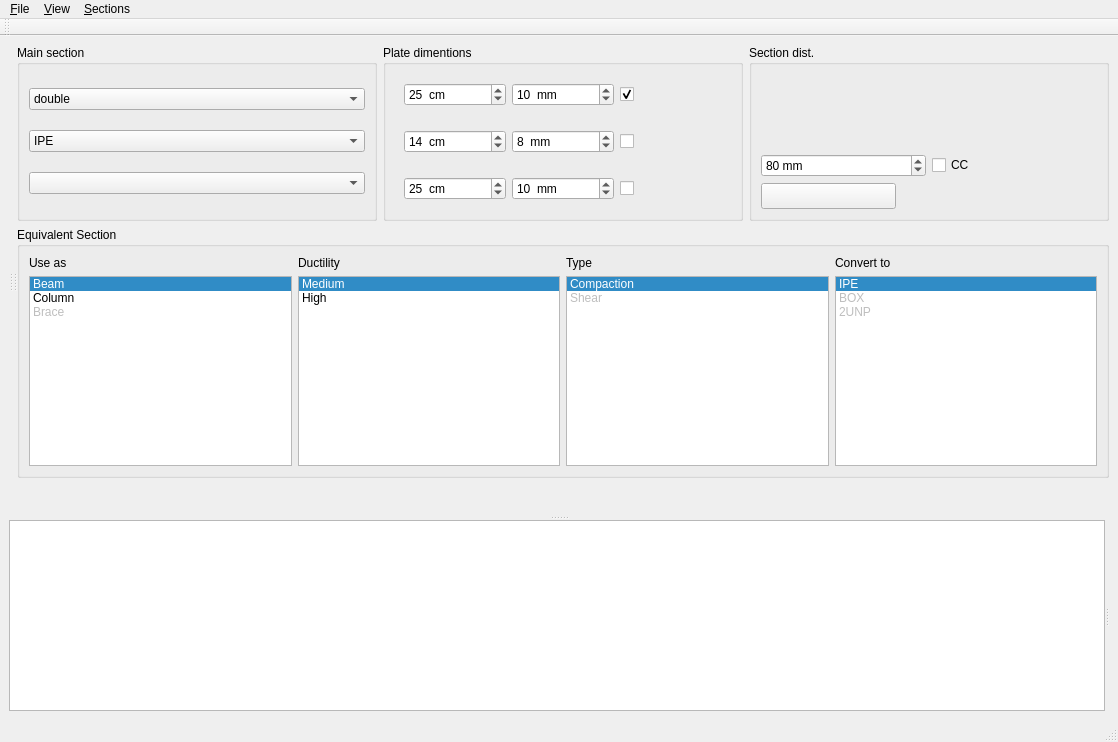
First picture: the form in applications/section/mainwindow.ui, repository ebrahimraeyat/civilTools, before the edit.
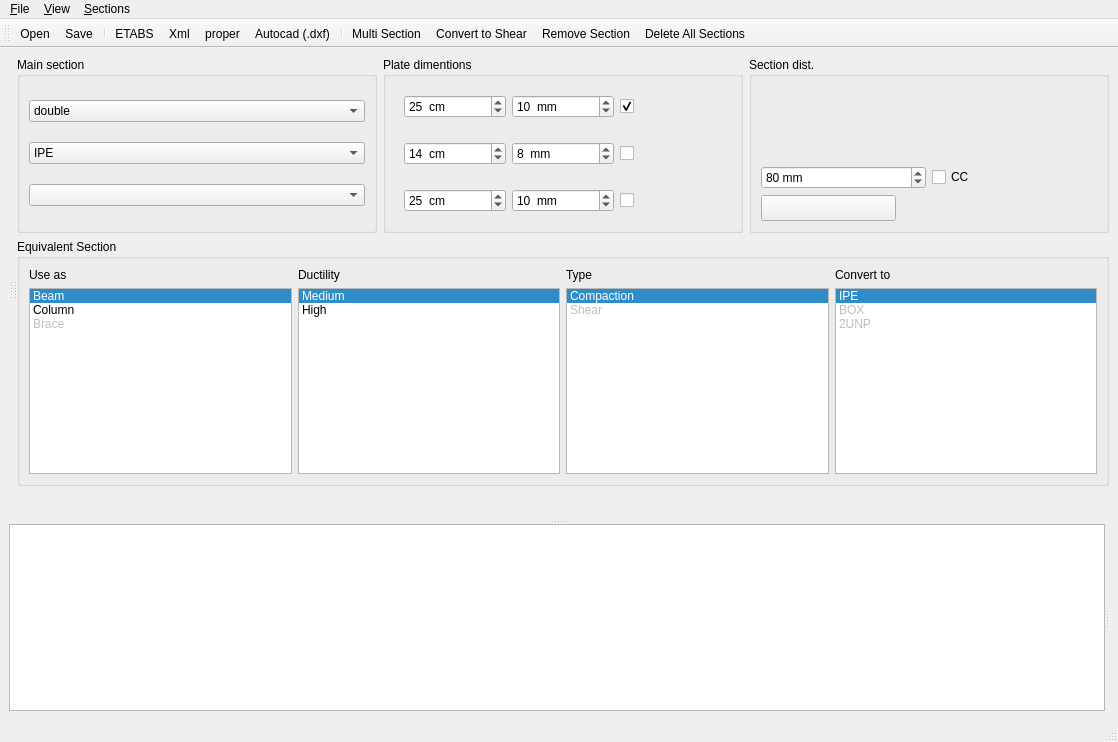
Second picture: the form after the edit. Icons and pictures are not drawn.

Commit message: CIVILTOOLS: Change icons

What changed in the file:
```diff
--- a/applications/section/mainwindow.ui
+++ b/applications/section/mainwindow.ui
@@ -770,12 +770,30 @@
    <property name="windowTitle">
     <string>toolBar</string>
    </property>
+   <property name="iconSize">
+    <size>
+     <width>36</width>
+     <height>36</height>
+    </size>
+   </property>
    <attribute name="toolBarArea">
     <enum>TopToolBarArea</enum>
    </attribute>
    <attribute name="toolBarBreak">
     <bool>false</bool>
    </attribute>
+   <addaction name="action_Open"/>
+   <addaction name="action_Save"/>
+   <addaction name="separator"/>
+   <addaction name="action_ETABS"/>
+   <addaction name="action_Xml"/>
+   <addaction name="action_Excel"/>
+   <addaction name="action_Autocad_scr"/>
+   <addaction name="separator"/>
+   <addaction name="action_multi_section"/>
+   <addaction name="action_Shear"/>
+   <addaction name="action_Remove_Section"/>
+   <addaction name="action_Delete"/>
   </widget>
   <action name="action_Mesh_Shape">
    <property name="checkable">
```
Left out of the diff: 10 changed lines with no effect on the pictures. The commit also changes 24 other files.
